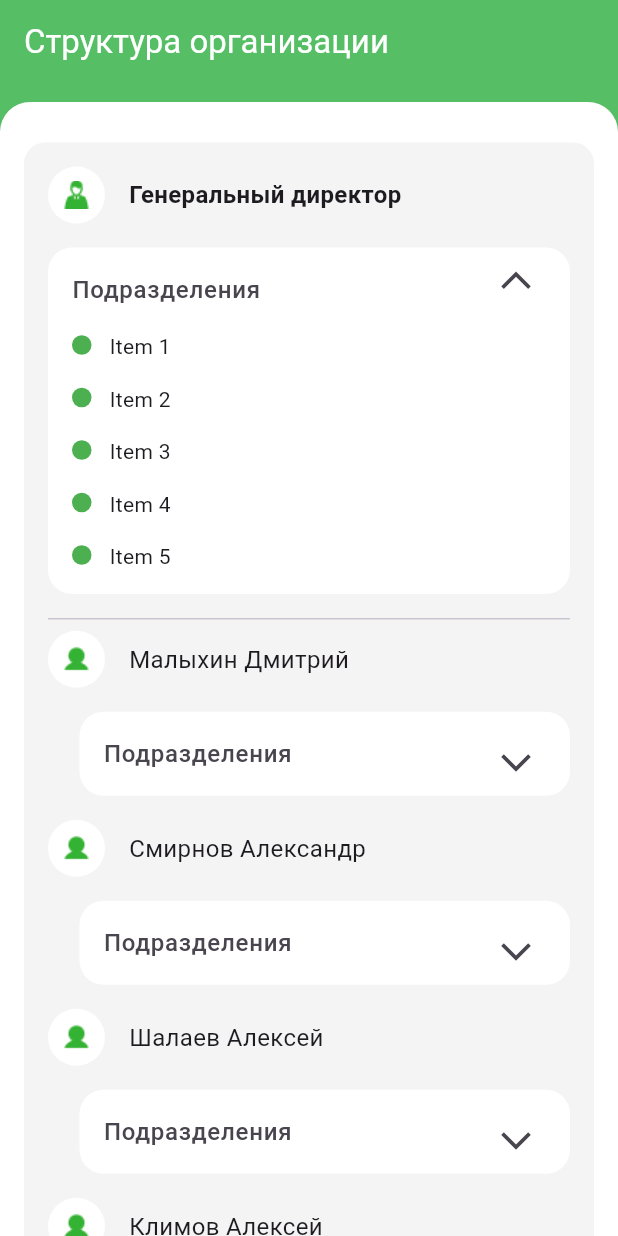
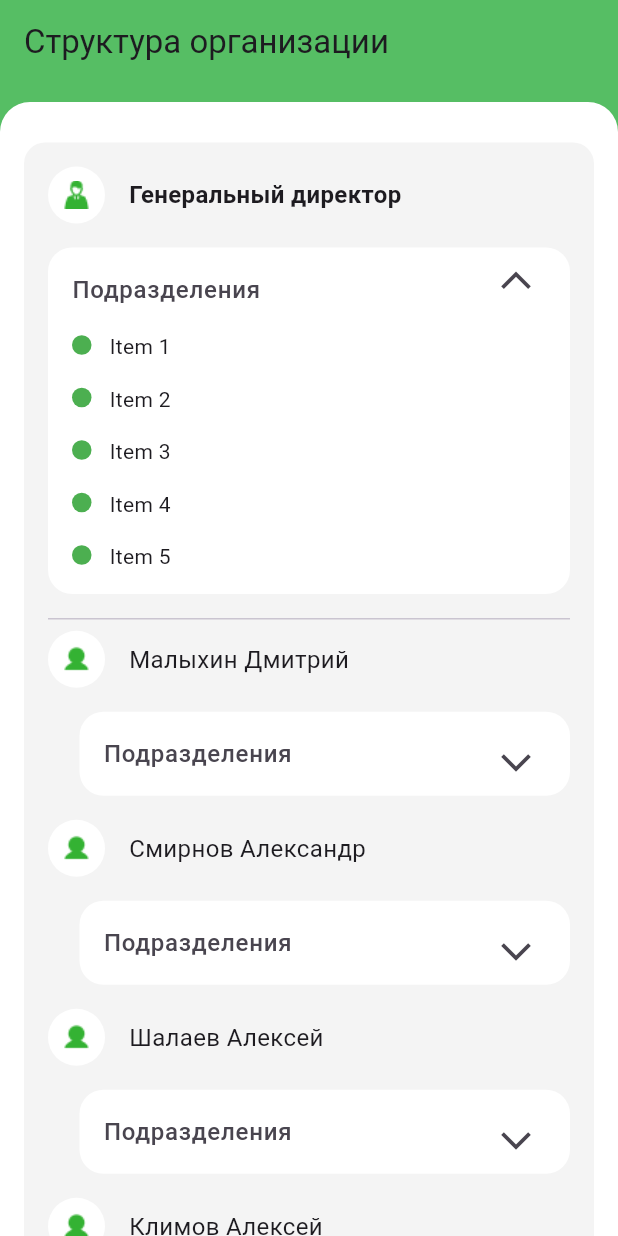
Before and after one commit to GachiB0y/tree_green_screen_flutter, a Flutter app: the StructureScreen screen opened directly, after a tap on "Подразделения", on a phone screen of 412 x 824 dp. Run offline on Flutter 3.47's test engine with Material 2 defaults, Android fonts, the phone set to English and light mode, and no system bars.

Commit message:
refactor code, add const style

```diff
--- a/lib/ui/screen/structure_screen.dart
+++ b/lib/ui/screen/structure_screen.dart
@@ -1,5 +1,6 @@
 import 'package:flutter/material.dart';
 import 'package:tree_green_screen_flutter/theme/colors_theme.dart';
+import 'package:tree_green_screen_flutter/theme/style_text.dart';
 
 class StructureScreen extends StatelessWidget {
   const StructureScreen({Key? key}) : super(key: key);
@@ -12,24 +13,22 @@ class StructureScreen extends StatelessWidget {
       "Шалаев Алексей",
       "Климов Алексей",
     ];
-    const style = TextStyle(color: Colors.white);
     return Scaffold(
       backgroundColor: ColorsForWidget.colorGreen,
       appBar: AppBar(
         title: const Text(
           'Структура организации',
-          style: style,
+          style: StyleTextCustom.textAppBar,
         ),
         backgroundColor: ColorsForWidget.colorGreen,
       ),
       body: Padding(
-        padding: const EdgeInsets.only(top:12.0),
+        padding: const EdgeInsets.only(top: 12.0),
         child: ClipRRect(
           borderRadius: const BorderRadius.only(
               topLeft: Radius.circular(20), topRight: Radius.circular(20)),
           child: SingleChildScrollView(
             child: Container(
-              // height: MediaQuery.of(context).size.height,
               color: Colors.white,
               child: Padding(
                 padding: const EdgeInsets.only(
@@ -57,7 +56,7 @@ class StructureScreen extends StatelessWidget {
                         height: 7.5,
                       ),
                       ListView.builder(
-                        physics:const NeverScrollableScrollPhysics(),
+                        physics: const NeverScrollableScrollPhysics(),
                         shrinkWrap: true,
                         itemCount: 4,
                         itemBuilder: (BuildContext context, int index) {
@@ -220,7 +219,7 @@ class _StructRowWidgetState extends State<_StructRowWidget> {
 
 class _DropListElement extends StatelessWidget {
   final List<String> items;
-  const _DropListElement({super.key, required this.items});
+  const _DropListElement({required this.items});
 
   @override
   Widget build(BuildContext context) {
```
